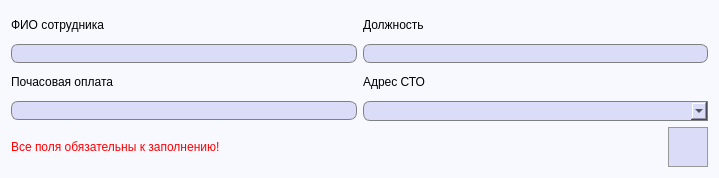
Above: AddEmployee.ui from FediiBohdan/TechService before the change. Below: the same form after it.
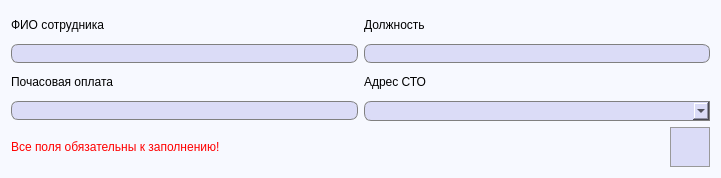
That is the form after the change. Icons and pictures are not drawn.

Patch:
```diff
--- a/AddEmployee.ui
+++ b/AddEmployee.ui
@@ -6,7 +6,7 @@
    <rect>
     <x>0</x>
     <y>0</y>
-    <width>719</width>
+    <width>721</width>
     <height>178</height>
    </rect>
   </property>
```
